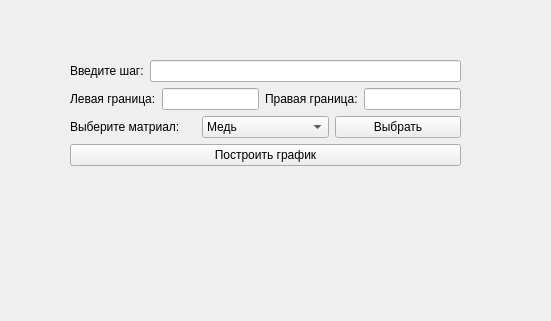
Before: the Qt Designer form mainwindow.ui in Athhh/Diplom, drawn with Qt 5; both pictures show x 0 to 551 and y 170 to 491 of the 1285 by 669 pixel window.
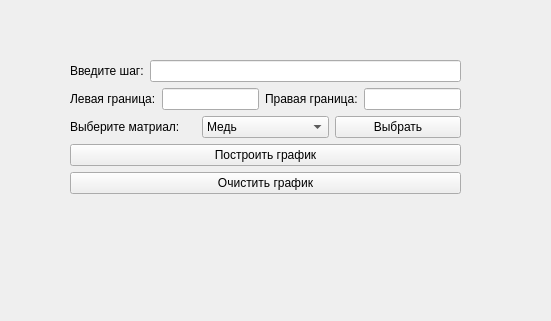
After: the same form once the commit is applied. Custom widgets are drawn as their Qt base class.

Diff of the .ui file:
```diff
--- a/mainwindow.ui
+++ b/mainwindow.ui
@@ -30,7 +30,7 @@
       <x>70</x>
       <y>230</y>
       <width>391</width>
-      <height>181</height>
+      <height>201</height>
      </rect>
     </property>
     <layout class="QFormLayout" name="formLayout">
@@ -112,6 +112,13 @@
        </property>
       </widget>
      </item>
+     <item row="5" column="0" colspan="2">
+      <widget class="QPushButton" name="removeAllGraphs">
+       <property name="text">
+        <string>Очистить график</string>
+       </property>
+      </widget>
+     </item>
     </layout>
    </widget>
    <widget class="QLabel" name="coord">
```
